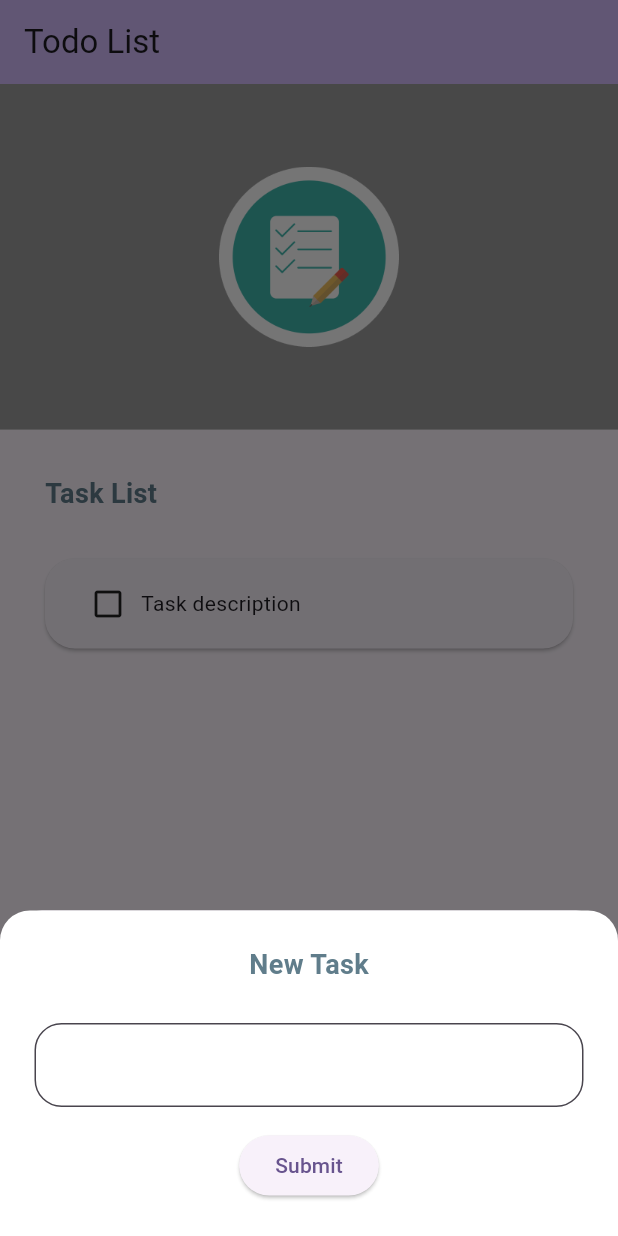
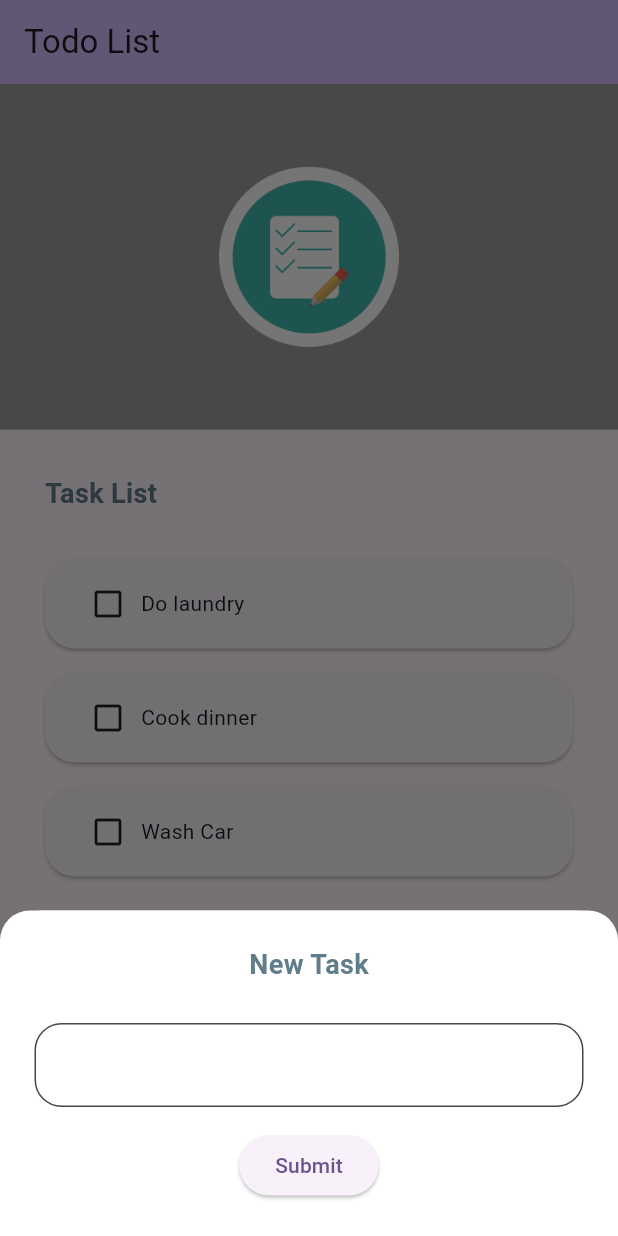
Before and after one commit to payen83/flutter_aug2025, a Flutter app: the screen it shows after launch, after a tap on the "add" icon, on a phone screen of 412 x 824 dp. Run offline on Flutter 3.47's test engine with Material 3 defaults, Android fonts, the phone set to English and light mode, and no system bars.

Commit message:
add array

```diff
--- /dev/null
+++ b/lib/app/model/task.model.dart
@@ -0,0 +1,18 @@
+class Task {
+
+  Task(this.title, {this.done = false});
+
+  final String title;
+  bool done;
+
+  factory Task.fromJson(Map<String, dynamic> json) => Task(
+    json['title'],
+    done: json['done'] ?? false
+  );
+
+  Map<String, dynamic> toJson() => {
+    'title': title,
+    'done': done
+  };
+
+}
--- a/lib/app/view/todo.screen.dart
+++ b/lib/app/view/todo.screen.dart
@@ -1,4 +1,5 @@
 import 'package:flutter/material.dart';
+import 'package:flutter_aug2025/app/model/task.model.dart';
 
 class TodoScreen extends StatefulWidget {
   const TodoScreen({super.key});
@@ -9,6 +10,18 @@ class TodoScreen extends StatefulWidget {
 
 class _TodoScreenState extends State<TodoScreen> {
   final TextEditingController _controller = TextEditingController();
+
+  final taskList = <Task>[
+    Task('Do laundry'),
+    Task('Cook dinner'),
+    Task('Wash Car'),
+  ];
+
+  onTaskCreated(Task task){
+    setState(() {
+      taskList.add(task);
+    });
+  }
 
   void showNewTaskModal(){
     showModalBottomSheet(
@@ -38,7 +51,12 @@ class _TodoScreenState extends State<TodoScreen> {
               SizedBox(height: 15,),
               ElevatedButton(
                 onPressed: (){
-
+                  if(_controller.text.isNotEmpty){
+                    final task = Task(_controller.text);
+                    onTaskCreated(task);
+                    _controller.text = '';
+                    Navigator.of(context).pop();
+                  }
                 },
                 child: Text('Submit')
               )
@@ -79,24 +97,56 @@ class _TodoScreenState extends State<TodoScreen> {
                     child: H1(h1Text: 'Task List',)
                   ),
                 ),
-                Card(
-                  margin: EdgeInsets.symmetric(horizontal: 30),
-                  shape: RoundedRectangleBorder(borderRadius: BorderRadius.circular(20)),
-                  child: Padding(
-                    padding: const EdgeInsets.symmetric(horizontal: 30, vertical: 18),
-                    child: Row(
-                      children: [
-                        Icon(Icons.check_box_outline_blank),
-                        SizedBox(width: 10,),
-                        Text('Task description')
-                      ],
-                    ),
-                  )
+                Expanded(
+                  child: ListView.separated(
+                    itemCount: taskList.length,
+                    itemBuilder: (_, index) => _TaskItem(taskList[index]),
+                    separatorBuilder: (_,__) => SizedBox(height: 16,),
+                  ),
                 ),
               ],
             )
           )
         ],
+      ),
+    );
+  }
+}
+
+class _TaskItem extends StatefulWidget {
+  const _TaskItem(this.task);
+
+  final Task task;
+
+  @override
+  State<_TaskItem> createState() => _TaskItemState();
+}
+
+class _TaskItemState extends State<_TaskItem> {
+
+  void onTaskDoneChange(Task task){
+    setState(() {
+      task.done = !task.done;
+    });
+  }
+
+  @override
+  Widget build(BuildContext context) {
+    return GestureDetector(
+      onTap: () => onTaskDoneChange(widget.task),
+      child: Card(
+        margin: EdgeInsets.symmetric(horizontal: 30),
+        shape: RoundedRectangleBorder(borderRadius: BorderRadius.circular(20)),
+        child: Padding(
+          padding: const EdgeInsets.symmetric(horizontal: 30, vertical: 18),
+          child: Row(
+            children: [
+              Icon(widget.task.done ? Icons.check_box : Icons.check_box_outline_blank),
+              SizedBox(width: 10,),
+              Text(widget.task.title)
+            ],
+          ),
+        )
       ),
     );
   }
```
